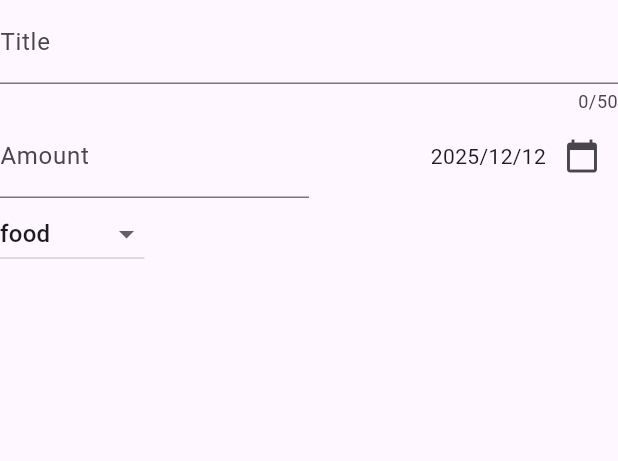
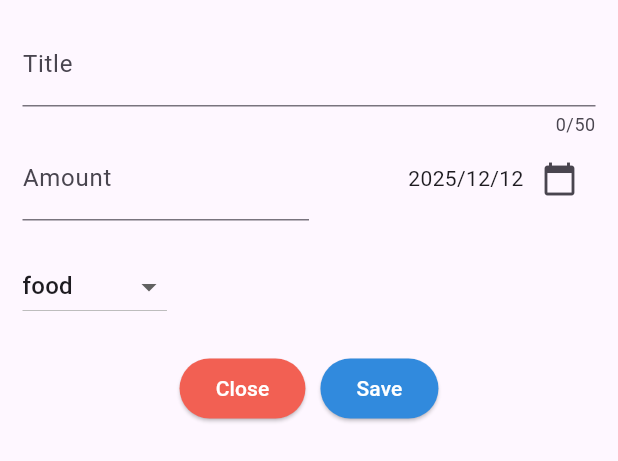
Before and after one commit to DillonWilliams1/Expense_Tracker, a Flutter app: the AddNewExpense widget shown alone on an empty page, opened directly, on a phone screen of 412 x 824 dp. Shown: the top 461 px of the screen. Run offline on Flutter 3.47's test engine with Material 3 defaults, Android fonts, the phone set to English and light mode, and no system bars.

Commit message:
create save button

```diff
--- a/expense_tracker/lib/widgets/add_new_expense.dart
+++ b/expense_tracker/lib/widgets/add_new_expense.dart
@@ -23,7 +23,9 @@ class _AddNewExpenseState extends State<AddNewExpense> {
 
   @override
   Widget build(BuildContext context) {
-    return Column(
+    return Padding(
+      padding: const EdgeInsets.all(15),
+      child: Column(
         children: [
           //add title text field
           TextField(
@@ -64,6 +66,9 @@ class _AddNewExpenseState extends State<AddNewExpense> {
               ),
             ],
           ),
+          const SizedBox(
+            height: 20,
+          ),
           //add category dropdown
           Row(
             children: [
@@ -78,14 +83,50 @@ class _AddNewExpenseState extends State<AddNewExpense> {
                     )
                     .toList(),
                 onChanged: (value) {
-                setState(() {
+                  setState(
+                    () {
                       selectedCategory = value!;
-                });
                     },
+                  );
+                },
+              )
+            ],
+          ),
+          const SizedBox(
+            height: 20,
+          ),
+          Row(
+            mainAxisAlignment: MainAxisAlignment.center,
+            children: [
+              ElevatedButton(
+                style: ButtonStyle(
+                  backgroundColor: WidgetStatePropertyAll(
+                      const Color.fromARGB(255, 242, 96, 83)),
+                ),
+                onPressed: () {},
+                child: Text(
+                  "Close",
+                  style: TextStyle(color: Colors.white),
+                ),
+              ),
+              const SizedBox(
+                width: 10,
+              ),
+              ElevatedButton(
+                style: ButtonStyle(
+                  backgroundColor: WidgetStatePropertyAll(
+                      const Color.fromARGB(255, 49, 138, 221)),
+                ),
+                onPressed: () {},
+                child: Text(
+                  "Save",
+                  style: TextStyle(color: Colors.white),
+                ),
               )
             ],
           )
         ],
+      ),
     );
   }
 }
```
Lines whose indentation alone changed are shown as unchanged.
